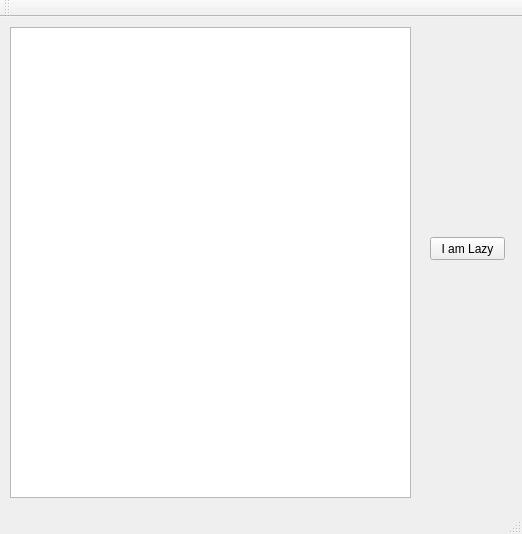
Qt form LazyYUIDesk/mainwindow.ui (vihangpatel/LazyYUI) before a commit.
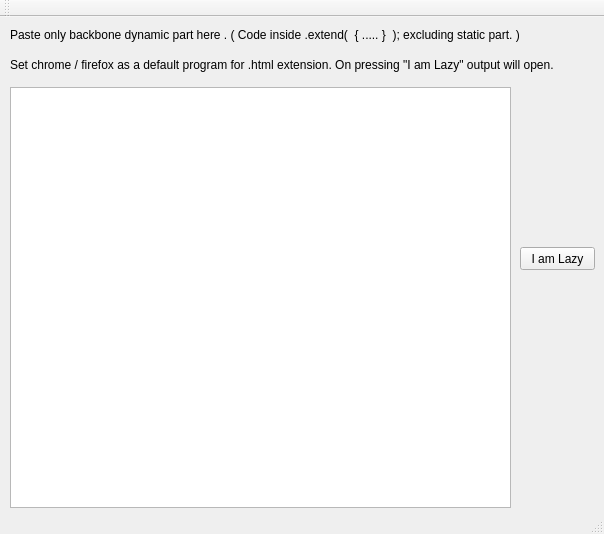
The same form after that commit.

```diff
--- a/LazyYUIDesk/mainwindow.ui
+++ b/LazyYUIDesk/mainwindow.ui
@@ -6,7 +6,7 @@
    <rect>
     <x>0</x>
     <y>0</y>
-    <width>522</width>
+    <width>604</width>
     <height>534</height>
    </rect>
   </property>
@@ -17,12 +17,15 @@
    <widget class="QPushButton" name="pushButton">
     <property name="geometry">
      <rect>
-      <x>430</x>
-      <y>220</y>
+      <x>520</x>
+      <y>230</y>
       <width>75</width>
       <height>23</height>
      </rect>
     </property>
+    <property name="styleSheet">
+     <string notr="true">font-family: &quot;Segoe UI Light&quot;,&quot;sans-serif&quot;;</string>
+    </property>
     <property name="text">
      <string>I am Lazy</string>
     </property>
@@ -31,10 +34,42 @@
     <property name="geometry">
      <rect>
       <x>10</x>
+      <y>70</y>
+      <width>501</width>
+      <height>421</height>
+     </rect>
+    </property>
+   </widget>
+   <widget class="QLabel" name="label">
+    <property name="geometry">
+     <rect>
+      <x>10</x>
       <y>10</y>
-      <width>401</width>
-      <height>471</height>
+      <width>581</width>
+      <height>16</height>
      </rect>
+    </property>
+    <property name="styleSheet">
+     <string notr="true">font-family: &quot;Segoe UI Light&quot;,&quot;sans-serif&quot;;</string>
+    </property>
+    <property name="text">
+     <string>Paste only backbone dynamic part here . ( Code inside .extend(  { ..... }  ); excluding static part. )</string>
+    </property>
+   </widget>
+   <widget class="QLabel" name="label_2">
+    <property name="geometry">
+     <rect>
+      <x>10</x>
+      <y>40</y>
+      <width>581</width>
+      <height>16</height>
+     </rect>
+    </property>
+    <property name="styleSheet">
+     <string notr="true">font-family: &quot;Segoe UI Light&quot;,&quot;sans-serif&quot;;</string>
+    </property>
+    <property name="text">
+     <string>Set chrome / firefox as a default program for .html extension. On pressing &quot;I am Lazy&quot; output will open.</string>
     </property>
    </widget>
   </widget>
```
Left out of the diff: 4 changed lines with no effect on the pictures.
